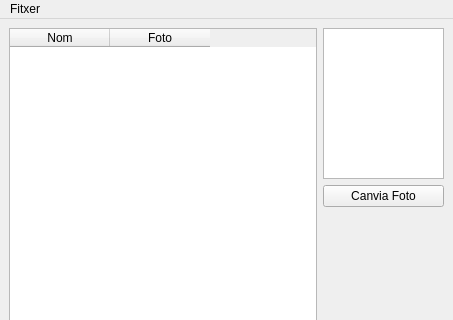
Before: the Qt Designer form mainwindow.ui in pnegre/carnets, drawn with Qt 5; both pictures show x 0 to 453 and y 0 to 320 of the 453 by 464 pixel window.
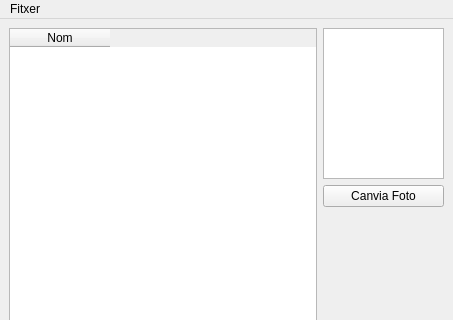
After: the same form once the commit is applied.

Commit message: ja es treuen els alumnes dels llistats html del gestibweb

What changed in the file:
```diff
--- a/mainwindow.ui
+++ b/mainwindow.ui
@@ -27,11 +27,6 @@
         <string>Nom</string>
        </property>
       </column>
-      <column>
-       <property name="text" >
-        <string>Foto</string>
-       </property>
-      </column>
      </widget>
     </item>
     <item row="0" column="1" >
```
Left out of the diff: 3 changed lines with no effect on the pictures. The commit also changes 2 other files.
